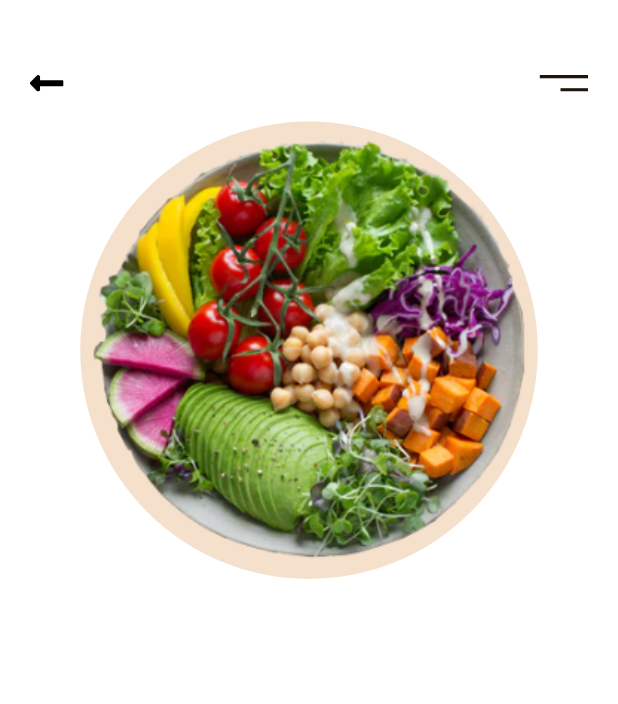
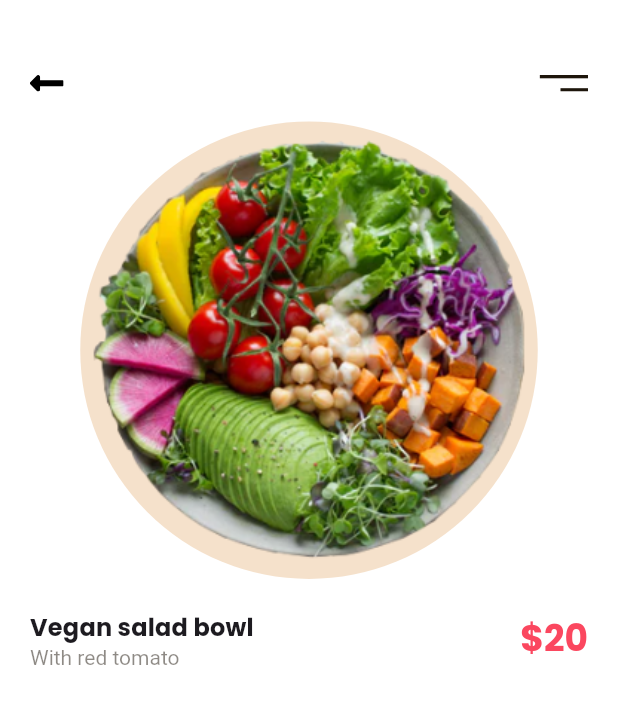
Before and after one commit to ten66/tfw_food_delivery_app, a Flutter app: the screen it shows after launch, after a tap on "$20", on a phone screen of 412 x 824 dp. Shown: the top 704 px of the screen. Run offline on Flutter 3.47's test engine with Material 2 defaults, Android fonts, the phone set to English and light mode, and no system bars; our stand-ins replace flutter_svg.

Commit message:
add: :art: #3 商品名と商品価格textの追加 ~15:28

```diff
--- a/lib/details_screen.dart
+++ b/lib/details_screen.dart
@@ -43,6 +43,34 @@ class DetailsScreen extends StatelessWidget {
                 ),
               ),
             ),
+            Row(
+              mainAxisAlignment: MainAxisAlignment.spaceBetween,
+              children: [
+                RichText(
+                  text: TextSpan(
+                    children: [
+                      TextSpan(
+                        text: 'Vegan salad bowl\n',
+                        style: Theme.of(context).textTheme.titleMedium,
+                      ),
+                      TextSpan(
+                        text: 'With red tomato',
+                        style: TextStyle(
+                          color: kTextColor.withOpacity(.5),
+                        ),
+                      ),
+                    ],
+                  ),
+                ),
+                Text(
+                  '\$20',
+                  style: Theme.of(context)
+                      .textTheme
+                      .headlineSmall!
+                      .copyWith(color: kPrimaryColor),
+                ),
+              ],
+            ),
           ],
         ),
       ),
--- a/lib/main.dart
+++ b/lib/main.dart
@@ -26,6 +26,7 @@ class MyApp extends StatelessWidget {
           headlineSmall: TextStyle(fontWeight: FontWeight.bold),
           labelLarge: TextStyle(fontWeight: FontWeight.bold),
           titleMedium: TextStyle(fontWeight: FontWeight.bold),
+          bodyLarge: TextStyle(color: kTextColor),
         ),
         // colorScheme: ColorScheme.fromSeed(seedColor: Colors.deepPurple),
         useMaterial3: true,
```
